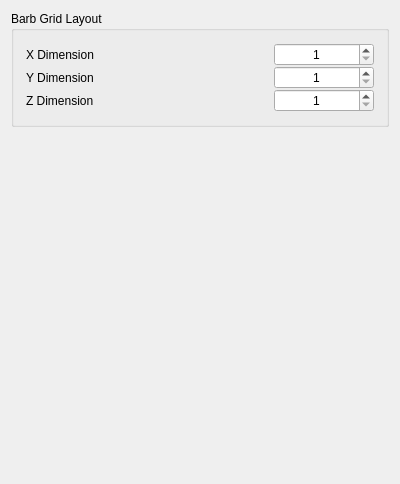
This is apps/vaporgui/ui/BarbGeometryGUI.ui in StasJ/vapor-formatted as Qt 5 draws it before an edit. The edited form follows.
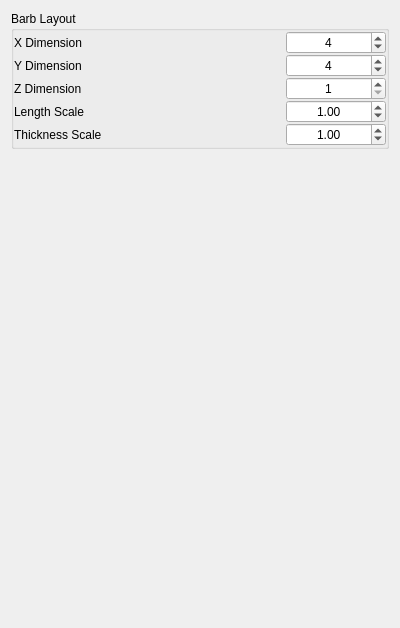
This is the edited form. Custom widgets are drawn as their Qt base class.

Commit message: Updates to barbs for length and thickness scaling

```diff
--- a/apps/vaporgui/ui/BarbGeometryGUI.ui
+++ b/apps/vaporgui/ui/BarbGeometryGUI.ui
@@ -7,7 +7,7 @@
     <x>0</x>
     <y>0</y>
     <width>400</width>
-    <height>484</height>
+    <height>628</height>
    </rect>
   </property>
   <property name="windowTitle">
@@ -20,23 +20,23 @@
    <item>
     <widget class="QGroupBox" name="groupBox">
      <property name="title">
-      <string>Barb Grid Layout</string>
+      <string>Barb Layout</string>
      </property>
      <layout class="QVBoxLayout" name="verticalLayout_2">
       <property name="spacing">
        <number>0</number>
       </property>
       <property name="leftMargin">
-       <number>12</number>
+       <number>0</number>
       </property>
       <property name="topMargin">
-       <number>12</number>
+       <number>0</number>
       </property>
       <property name="rightMargin">
-       <number>12</number>
+       <number>0</number>
       </property>
       <property name="bottomMargin">
-       <number>12</number>
+       <number>0</number>
       </property>
       <item>
        <layout class="QHBoxLayout" name="horizontalLayout">
@@ -83,6 +83,9 @@
           <property name="maximum">
            <number>999</number>
           </property>
+          <property name="value">
+           <number>4</number>
+          </property>
          </widget>
         </item>
        </layout>
@@ -132,6 +135,9 @@
           <property name="maximum">
            <number>999</number>
           </property>
+          <property name="value">
+           <number>4</number>
+          </property>
          </widget>
         </item>
        </layout>
@@ -185,6 +191,104 @@
         </item>
        </layout>
       </item>
+      <item>
+       <layout class="QHBoxLayout" name="horizontalLayout_4">
+        <property name="spacing">
+         <number>0</number>
+        </property>
+        <property name="bottomMargin">
+         <number>0</number>
+        </property>
+        <item>
+         <widget class="QLabel" name="label_4">
+          <property name="text">
+           <string>Length Scale</string>
+          </property>
+         </widget>
+        </item>
+        <item>
+         <spacer name="horizontalSpacer_4">
+          <property name="orientation">
+           <enum>Qt::Horizontal</enum>
+          </property>
+          <property name="sizeHint" stdset="0">
+           <size>
+            <width>40</width>
+            <height>20</height>
+           </size>
+          </property>
+         </spacer>
+        </item>
+        <item>
+         <widget class="QDoubleSpinBox" name="_lengthSpinBox">
+          <property name="minimumSize">
+           <size>
+            <width>100</width>
+            <height>0</height>
+           </size>
+          </property>
+          <property name="alignment">
+           <set>Qt::AlignCenter</set>
+          </property>
+          <property name="singleStep">
+           <double>0.100000000000000</double>
+          </property>
+          <property name="value">
+           <double>1.000000000000000</double>
+          </property>
+         </widget>
+        </item>
+       </layout>
+      </item>
+      <item>
+       <layout class="QHBoxLayout" name="horizontalLayout_5">
+        <property name="spacing">
+         <number>0</number>
+        </property>
+        <property name="bottomMargin">
+         <number>0</number>
+        </property>
+        <item>
+         <widget class="QLabel" name="label_5">
+          <property name="text">
+           <string>Thickness Scale</string>
+          </property>
+         </widget>
+        </item>
+        <item>
+         <spacer name="horizontalSpacer_5">
+          <property name="orientation">
+           <enum>Qt::Horizontal</enum>
+          </property>
+          <property name="sizeHint" stdset="0">
+           <size>
+            <width>40</width>
+            <height>20</height>
+           </size>
+          </property>
+         </spacer>
+        </item>
+        <item>
+         <widget class="QDoubleSpinBox" name="_thicknessSpinBox">
+          <property name="minimumSize">
+           <size>
+            <width>100</width>
+            <height>0</height>
+           </size>
+          </property>
+          <property name="alignment">
+           <set>Qt::AlignCenter</set>
+          </property>
+          <property name="singleStep">
+           <double>0.100000000000000</double>
+          </property>
+          <property name="value">
+           <double>1.000000000000000</double>
+          </property>
+         </widget>
+        </item>
+       </layout>
+      </item>
      </layout>
     </widget>
    </item>
```
The commit also changes 5 other files.
